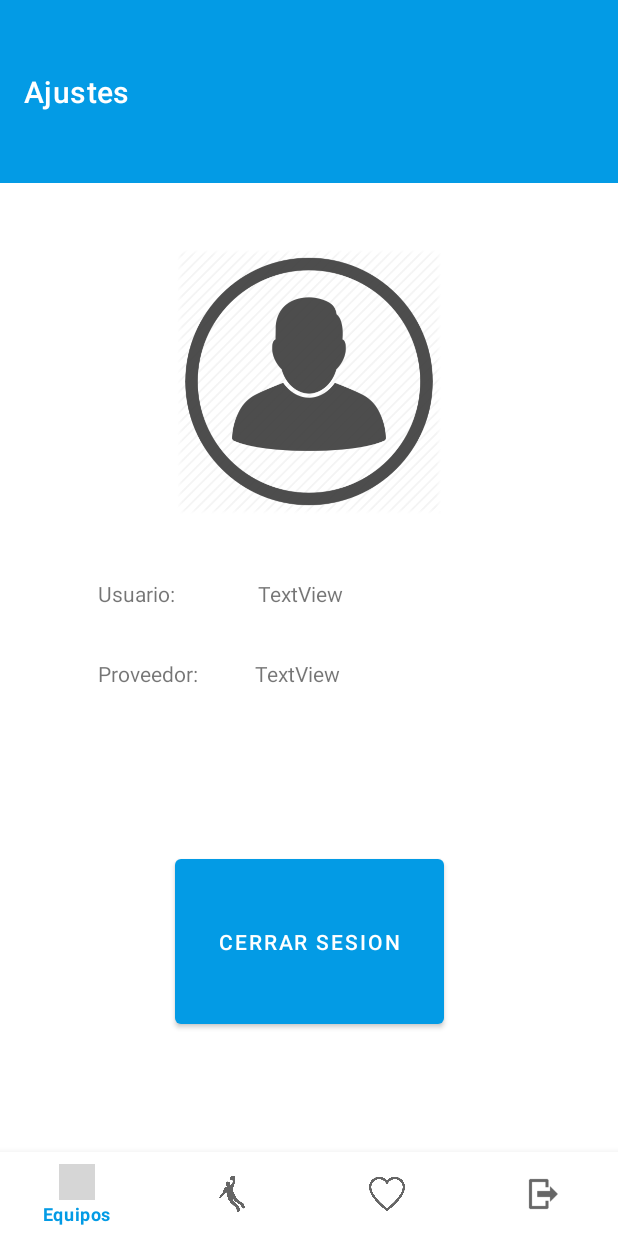
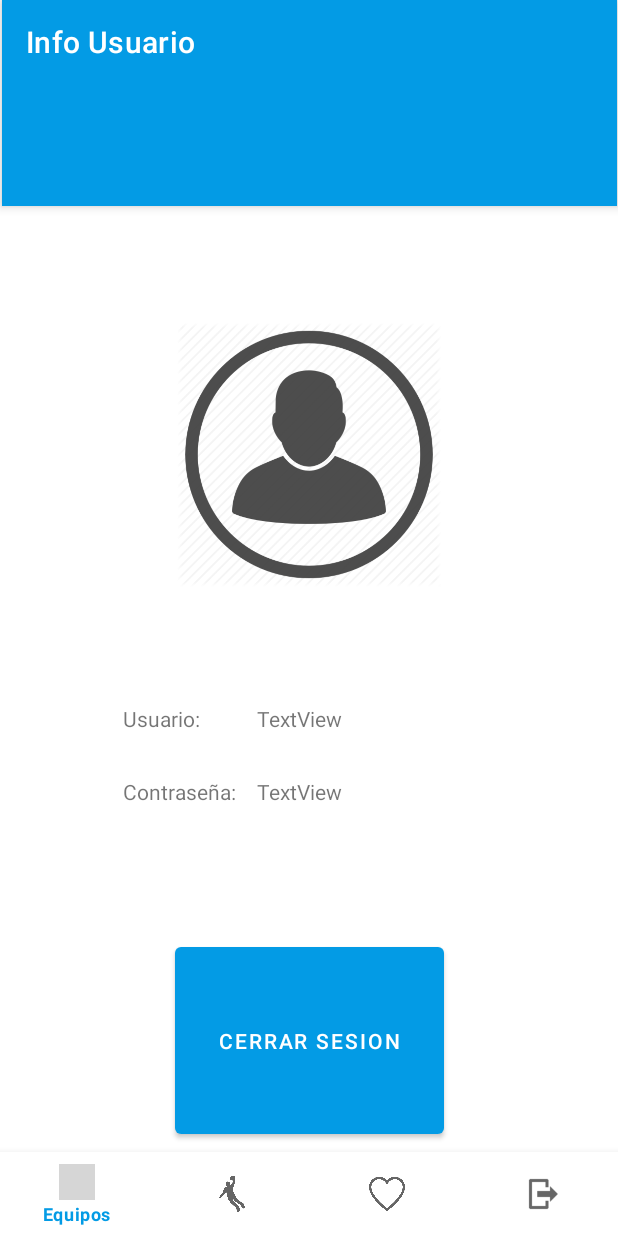
Before and after one commit to Raulillo17/TFGRaulBurguilloEmpty, an Android app: the fragment FragmentLogOut placed in its activity, on a phone screen of 412 x 824 dp. Run offline under Robolectric (Android 15) with nearby library versions, the phone set to English and light mode, and no system bars; our stand-ins replace Firebase (no records; nobody signed in at launch, a user with empty details on screens opened directly), Picasso; libraries missing offline, so code that uses them is left out: com.jakewharton.retrofit2; pictures from the network do not load; 1 statement that could not run was skipped; grey boxes are pictures that could not be loaded.

Commit message:
Creacion de menu, no funciona search

```diff
--- a/app/src/main/java/com/example/tfgraulburguilloempty/views/BottomNavigation.kt
+++ b/app/src/main/java/com/example/tfgraulburguilloempty/views/BottomNavigation.kt
@@ -32,8 +32,6 @@ class BottomNavigation : AppCompatActivity(), BottomNavigationView.OnNavigationI
     private lateinit var binding: BottomNavigationView
 
 
-
-        @SuppressLint("MissingInflatedId")
         override fun onCreate(savedInstanceState: Bundle?) {
             super.onCreate(savedInstanceState)
 
@@ -53,7 +51,6 @@ class BottomNavigation : AppCompatActivity(), BottomNavigationView.OnNavigationI
                 provideapasar = provider
             }
 
-            title = "Equipos"
 
             //guardado de datos
             val prefs = getSharedPreferences(getString(com.example.tfgraulburguilloempty.R.string.prefs_file), Context.MODE_PRIVATE).edit()
@@ -65,7 +62,7 @@ class BottomNavigation : AppCompatActivity(), BottomNavigationView.OnNavigationI
 
         }
 
-    override fun onCreateOptionsMenu(menu: Menu): Boolean {
+/*    override fun onCreateOptionsMenu(menu: Menu): Boolean {
         // Inflate the menu; this adds items to the action bar if it is present.
         val inflater = menuInflater
         inflater.inflate(com.example.tfgraulburguilloempty.R.menu.menu_main, menu)
@@ -81,7 +78,7 @@ class BottomNavigation : AppCompatActivity(), BottomNavigationView.OnNavigationI
         return when (item.itemId) {
             else -> super.onOptionsItemSelected(item)
         }
-    }
+    }*/
         override fun onNavigationItemSelected(item: MenuItem): Boolean {
             var fragment: Fragment? = null
             when (item.itemId) {
--- a/app/src/main/java/com/example/tfgraulburguilloempty/views/PlayersDetailActivity.kt
+++ b/app/src/main/java/com/example/tfgraulburguilloempty/views/PlayersDetailActivity.kt
@@ -49,11 +49,8 @@ class PlayersDetailActivity : AppCompatActivity() {
 
     override fun onCreate(savedInstanceState: Bundle?) {
         super.onCreate(savedInstanceState)
+        setContentView(R.layout.activity_players_detail)
 
-        binding = ActivityPlayersDetailBinding.inflate(layoutInflater)
-        setContentView(binding.root)
-
-        setSupportActionBar(binding.toolbar)
 
         tvJersey = findViewById<TextView>(R.id.tvJersey)
         tvPuntosDetail = findViewById<TextView>(R.id.tvPuntosDetail)
--- a/app/src/main/java/com/example/tfgraulburguilloempty/views/adapters/adapterJugadorFav.kt
+++ b/app/src/main/java/com/example/tfgraulburguilloempty/views/adapters/adapterJugadorFav.kt
@@ -34,7 +34,7 @@ class adapterJugadorFav(
         return dataList.size
     }
 
-    internal fun setJugadores(jugadores: ArrayList<Jugador>) {
+    internal fun setJugadoresFav(jugadores: ArrayList<Jugador>) {
         this.dataList = jugadores
         notifyDataSetChanged()
     }
--- a/app/src/main/java/com/example/tfgraulburguilloempty/views/fragments/FragmentList.kt
+++ b/app/src/main/java/com/example/tfgraulburguilloempty/views/fragments/FragmentList.kt
@@ -4,6 +4,8 @@ import android.os.Bundle
 import android.view.LayoutInflater
 import android.view.View
 import android.view.ViewGroup
+import androidx.appcompat.app.AppCompatActivity
+import androidx.appcompat.widget.Toolbar
 import androidx.fragment.app.Fragment
 import androidx.lifecycle.Observer
 import androidx.recyclerview.widget.GridLayoutManager
@@ -39,8 +41,10 @@ class FragmentList : Fragment() {
         savedInstanceState: Bundle?
     ): View? {
         // Inflate the layout for this fragment
-
-        return inflater.inflate(R.layout.fragment_fragment_list, container, false)
+        val view = inflater.inflate(R.layout.fragment_fragment_list, container, false)
+        val toolbar = view.findViewById<Toolbar>(R.id.toolbarEquipos)
+        (activity as AppCompatActivity).setSupportActionBar(toolbar)
+        return view
     }
 
     override fun onViewCreated(view: View, savedInstanceState: Bundle?) {
--- a/app/src/main/java/com/example/tfgraulburguilloempty/views/fragments/FragmentLogOut.kt
+++ b/app/src/main/java/com/example/tfgraulburguilloempty/views/fragments/FragmentLogOut.kt
@@ -10,6 +10,8 @@ import android.view.View
 import android.view.ViewGroup
 import android.widget.ImageView
 import android.widget.TextView
+import androidx.appcompat.app.AppCompatActivity
+import androidx.appcompat.widget.Toolbar
 import com.bumptech.glide.Glide
 import com.example.tfgraulburguilloempty.R
 import com.google.android.gms.auth.api.signin.GoogleSignIn
@@ -38,6 +40,9 @@ class FragmentLogOut : Fragment() {
         inflater: LayoutInflater, container: ViewGroup?,
         savedInstanceState: Bundle?
     ): View? {
+        val view = inflater.inflate(R.layout.fragment_log_out, container, false)
+        val toolbar = view.findViewById<Toolbar>(R.id.toolbarInfo)
+        (activity as AppCompatActivity).setSupportActionBar(toolbar)
         db.collection("users").document(auth!!.currentUser?.email.toString())
             .get().addOnSuccessListener { it ->
                 if (it.exists()) {
@@ -67,7 +72,7 @@ class FragmentLogOut : Fragment() {
         }*/
         // Inflate the layout for this fragment
 
-        return inflater.inflate(R.layout.fragment_log_out, container, false)
+        return view
     }
 
     override fun onViewCreated(view: View, savedInstanceState: Bundle?) {
--- a/app/src/main/res/layout/activity_bottom_navigation.xml
+++ b/app/src/main/res/layout/activity_bottom_navigation.xml
@@ -8,7 +8,7 @@
     tools:context=".views.BottomNavigation">
 
     <!-- Agrega la Toolbar -->
-    <!--<androidx.appcompat.widget.Toolbar
+<!--    <androidx.appcompat.widget.Toolbar
         android:id="@+id/toolbar"
         android:layout_width="match_parent"
         android:layout_height="?attr/actionBarSize"
@@ -17,8 +17,7 @@
         android:titleTextColor="@color/white"
         app:layout_constraintStart_toStartOf="parent"
         app:layout_constraintTop_toTopOf="parent"
-        app:title="Equipos" />
-        -->
+        app:title="Equipos" />-->
 
     <com.google.android.material.bottomnavigation.BottomNavigationView
         android:id="@+id/nav_view"
--- a/app/src/main/res/layout/activity_players.xml
+++ b/app/src/main/res/layout/activity_players.xml
@@ -12,7 +12,7 @@
         android:theme="@style/Theme.TFGRaulBurguilloEmpty.AppBarOverlay">
 
         <androidx.appcompat.widget.Toolbar
-            android:id="@+id/toolbar"
+            android:id="@+id/toolbarJugadoresPorEquipo"
             android:layout_width="match_parent"
             android:layout_height="?attr/actionBarSize"
             android:background="?attr/colorPrimary"
--- a/app/src/main/res/layout/fragment_log_out.xml
+++ b/app/src/main/res/layout/fragment_log_out.xml
@@ -4,26 +4,38 @@
     xmlns:tools="http://schemas.android.com/tools"
     android:layout_width="match_parent"
     android:layout_height="match_parent"
-    tools:context=".views.fragments.FragmentList">
+    tools:context=".views.fragments.FragmentLogOut">
 
-    <androidx.appcompat.widget.Toolbar
-        android:id="@+id/toolbar"
-        android:layout_width="0dp"
+    <com.google.android.material.appbar.AppBarLayout
+        android:id="@+id/appBarLayout2"
+        android:layout_width="410dp"
         android:layout_height="0dp"
-        android:layout_marginBottom="264dp"
-        android:background="@color/colorPrimary"
+        android:layout_marginBottom="332dp"
+        android:theme="@style/Theme.TFGRaulBurguilloEmpty.AppBarOverlay"
         app:layout_constraintBottom_toTopOf="@+id/textView2"
         app:layout_constraintEnd_toEndOf="parent"
         app:layout_constraintStart_toStartOf="parent"
         app:layout_constraintTop_toTopOf="parent"
-        app:title="Ajustes"
-        app:titleTextColor="@android:color/white" />
+        tools:ignore="MissingConstraints">
+
+        <androidx.appcompat.widget.Toolbar
+            android:id="@+id/toolbarInfo"
+            android:layout_width="match_parent"
+            android:layout_height="?attr/actionBarSize"
+            android:background="@color/colorPrimary"
+            app:layout_constraintBottom_toTopOf="@+id/rvPlayersFav"
+            app:layout_constraintEnd_toEndOf="parent"
+            app:layout_constraintStart_toStartOf="parent"
+            app:layout_constraintTop_toTopOf="parent"
+            app:title="Info Usuario"
+            app:titleTextColor="@android:color/white" />
+    </com.google.android.material.appbar.AppBarLayout>
 
     <Button
         android:id="@+id/btnLogOut"
         android:layout_width="179dp"
         android:layout_height="0dp"
-        android:layout_marginBottom="135dp"
+        android:layout_marginBottom="62dp"
         android:onClick="onClickLogOut"
         android:text="Cerrar Sesion"
         app:layout_constraintBottom_toBottomOf="parent"
@@ -35,23 +47,23 @@
         android:id="@+id/textView2"
         android:layout_width="wrap_content"
         android:layout_height="wrap_content"
-        android:layout_marginStart="65dp"
-        android:layout_marginEnd="55dp"
-        android:layout_marginBottom="34dp"
+        android:layout_marginStart="82dp"
+        android:layout_marginEnd="38dp"
+        android:layout_marginBottom="29dp"
         android:text="Usuario:"
         app:layout_constraintBottom_toTopOf="@+id/textView4"
         app:layout_constraintEnd_toStartOf="@+id/tvEmailDetail"
         app:layout_constraintStart_toStartOf="parent"
-        app:layout_constraintTop_toBottomOf="@+id/toolbar" />
+        app:layout_constraintTop_toBottomOf="@+id/appBarLayout2" />
 
     <TextView
         android:id="@+id/textView4"
         android:layout_width="wrap_content"
         android:layout_height="wrap_content"
-        android:layout_marginStart="65dp"
-        android:layout_marginEnd="38dp"
-        android:layout_marginBottom="108dp"
-        android:text="Proveedor:"
+        android:layout_marginStart="82dp"
+        android:layout_marginEnd="14dp"
+        android:layout_marginBottom="88dp"
+        android:text="Contraseña:"
         app:layout_constraintBottom_toTopOf="@+id/btnLogOut"
         app:layout_constraintEnd_toStartOf="@+id/tvProviderDeatil"
         app:layout_constraintStart_toStartOf="parent"
@@ -60,13 +72,12 @@
     <TextView
         android:id="@+id/tvEmailDetail"
         android:layout_width="0dp"
-        android:layout_height="0dp"
+        android:layout_height="19dp"
         android:layout_marginEnd="80dp"
         android:text="TextView"
-        app:layout_constraintBottom_toBottomOf="@+id/textView2"
+        app:layout_constraintBaseline_toBaselineOf="@+id/textView2"
         app:layout_constraintEnd_toEndOf="parent"
-        app:layout_constraintStart_toEndOf="@+id/textView2"
-        app:layout_constraintTop_toTopOf="@+id/textView2" />
+        app:layout_constraintStart_toEndOf="@+id/textView2" />
 
     <TextView
         android:id="@+id/tvProviderDeatil"
@@ -86,6 +97,6 @@
         app:layout_constraintBottom_toTopOf="@+id/tvEmailDetail"
         app:layout_constraintEnd_toEndOf="parent"
         app:layout_constraintStart_toStartOf="parent"
-        app:layout_constraintTop_toBottomOf="@+id/toolbar" />
+        app:layout_constraintTop_toBottomOf="@+id/appBarLayout2" />
 
 </androidx.constraintlayout.widget.ConstraintLayout>
--- a/app/src/main/res/menu/bottom_nav_menu.xml
+++ b/app/src/main/res/menu/bottom_nav_menu.xml
@@ -11,7 +11,7 @@
     <item
         android:id="@+id/navigation_tres"
         android:icon="@drawable/favorito"
-        android:title="Favoritos" />
+        android:title="Jugadores Favoritos" />
     <item
         android:id="@+id/action_logout"
         android:orderInCategory="100"
```
Also changed, not shown: app/src/main/AndroidManifest.xml (+2 -8 lines), app/src/main/java/com/example/tfgraulburguilloempty/views/PlayersActivity.kt (+20 -4 lines), app/src/main/java/com/example/tfgraulburguilloempty/views/fragments/FragmentoDOS.kt (+9 -4 lines), app/src/main/java/com/example/tfgraulburguilloempty/views/fragments/FragmentoTRES.kt (+43 -6 lines), app/src/main/res/layout/activity_players_detail.xml (+0 -14 lines), app/src/main/res/layout/fragment_fragment_list.xml (+7 -1 lines), app/src/main/res/layout/fragment_fragmento_d_o_s.xml (+8 -1 lines), app/src/main/res/layout/fragment_fragmento_t_r_e_s.xml (+7 -1 lines), app/src/main/res/menu/menu_players_perteam.xml (added, +12 -0 lines).
